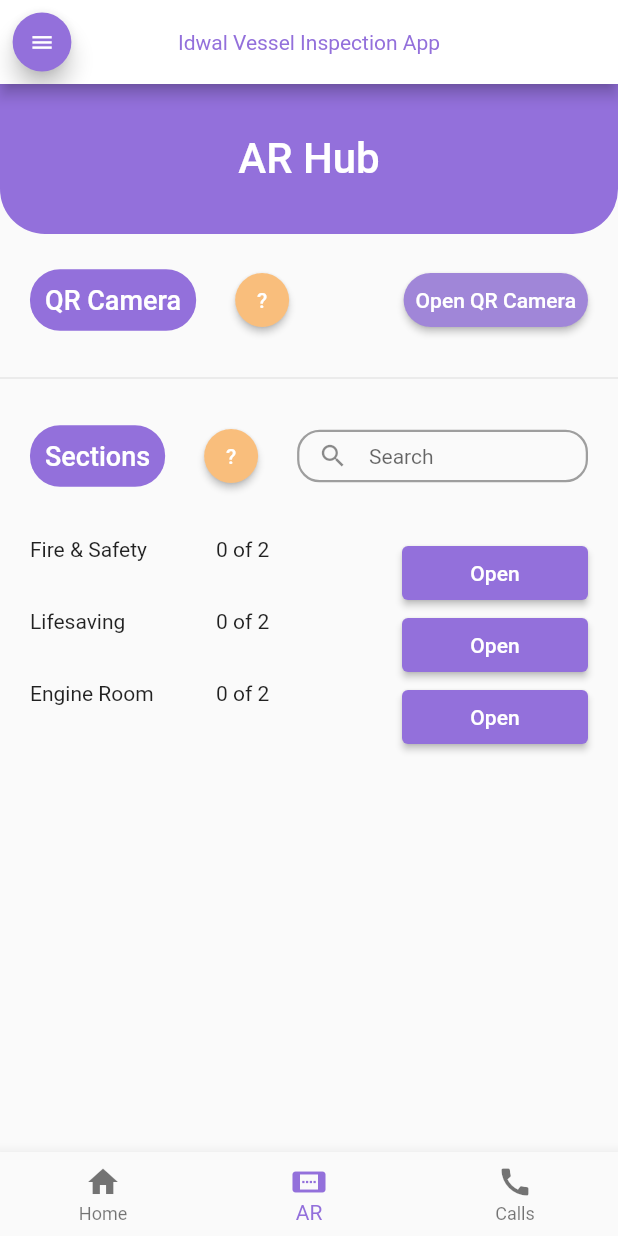
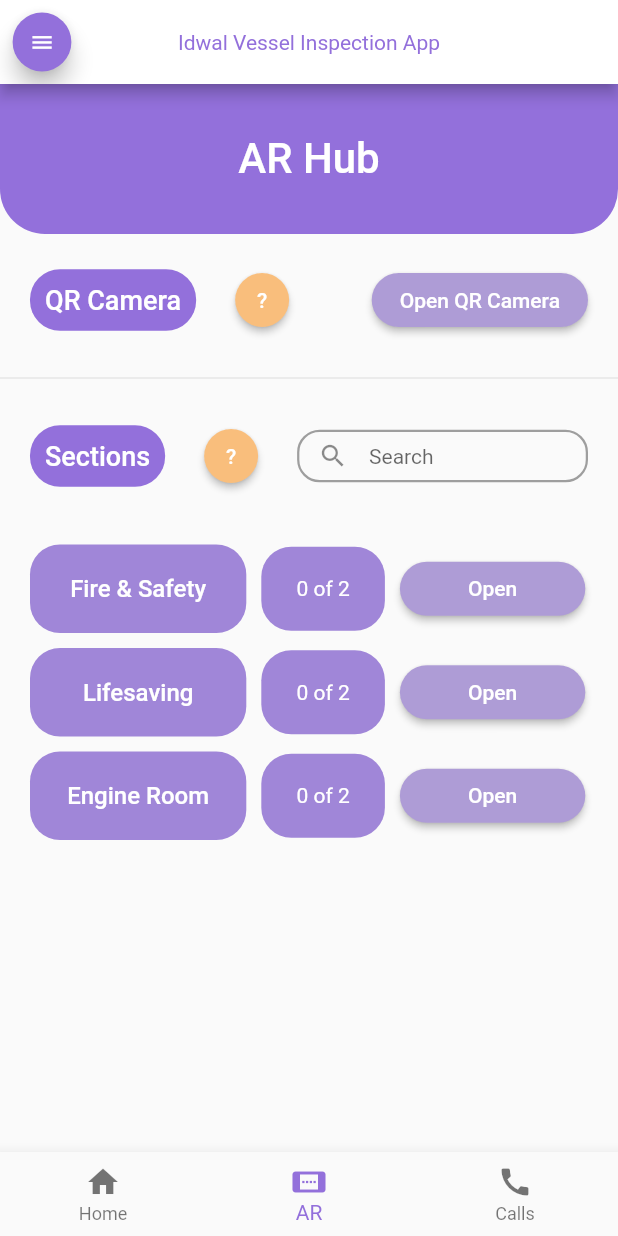
Before and after one commit to nathanbaitup/shipping-inspection-application, a Flutter app: the screen it shows after launch, item 2 of the bottom bar chosen, on a phone screen of 412 x 824 dp. Run offline on Flutter 3.47's test engine with Material 2 defaults, Android fonts, the phone set to English and light mode, and no system bars; our stand-ins replace camera, flutter_image_slideshow, percent_indicator, permission_handler, settings_ui; missing offline and left inert: agora_rtc_engine, arcore_flutter_plugin, perfect_volume_control, qr_code_scanner.

Commit message:
Added survey row widget with improved styling

```diff
--- a/lib/sectors/survey/survey_hub.dart
+++ b/lib/sectors/survey/survey_hub.dart
@@ -19,15 +19,6 @@
 }
 
 class _SurveyHubState extends State<SurveyHub> {
-  // Takes the user to the required survey section when pressing on an active survey.
-  void loadQuestion(String questionID) {
-    Navigator.push(
-      context,
-      MaterialPageRoute(
-        builder: (context) => SurveySection(questionID: questionID),
-      ),
-    );
-  }
 
   // Checks if camera permissions have been granted and takes the user to the QR
   // camera, updating the history page to allow for tracking.
@@ -53,7 +44,8 @@
     double screenWidth = MediaQuery.of(context).size.width;
     return Scaffold(
       resizeToAvoidBottomInset : false,
-      body: SafeArea(
+      body: SingleChildScrollView(
+        child: SafeArea(
           child: Center(
             child: Column(
               children: <Widget>[
@@ -117,10 +109,12 @@
 
                       const Spacer(),
 
-                    TextButton(
+                      SizedBox(
+                        width: screenWidth * 0.35,
+                        child: TextButton(
                           style: TextButton.styleFrom(
                             primary: Colors.white,
-                        backgroundColor: LightColors.sPurpleL,
+                            backgroundColor: LightColors.sPurpleLL,
                             elevation: 2,
                             shape: RoundedRectangleBorder(
                                 borderRadius: BorderRadius.circular(18.0)),
@@ -134,6 +128,7 @@
                             ),
                           ),
                           onPressed: () async => openCamera()
+                        ),
                       ),
                     ],
                   ),
@@ -211,62 +206,17 @@
                     left: 20,
                     right: 20,
                   ),
-                child: Table(
-                  children: [
-                    TableRow(
-                      children: [
-                        const Text(
-                          "Fire & Safety",
-                          textScaleFactor: 1,
-                        ),
-                        Text(
-                          "${questionBrain.getAnswerAmount("f&s")} of ${questionBrain.getQuestionAmount("f&s")}",
-                          textScaleFactor: 1,
-                        ),
-                        ElevatedButton(
-                          onPressed: () {
-                            loadQuestion('f&s');
-                          },
-                          child: const Text("Open"),
-                        ),
-                      ],
-                    ),
-                    TableRow(
-                      children: [
-                        const Text(
-                          "Lifesaving",
-                          textScaleFactor: 1,
-                        ),
-                        Text(
-                          "${questionBrain.getAnswerAmount("lifesaving")} of ${questionBrain.getQuestionAmount("lifesaving")}",
-                          textScaleFactor: 1,
-                        ),
-                        ElevatedButton(
-                          onPressed: () {
-                            loadQuestion('lifesaving');
-                          },
-                          child: const Text("Open"),
-                        ),
-                      ],
-                    ),
-                    TableRow(
-                      children: [
-                        const Text(
-                          "Engine Room",
-                          textScaleFactor: 1,
-                        ),
-                        Text(
-                          "${questionBrain.getAnswerAmount("engine")} of ${questionBrain.getQuestionAmount("engine")}",
-                          textScaleFactor: 1,
-                        ),
-                        ElevatedButton(
-                          onPressed: () {
-                            loadQuestion('engine');
-                          },
-                          child: const Text("Open"),
-                        ),
-                      ],
-                    ),
+                  child: Column(
+                    children: const [
+                      SurveySectionWidget(
+                          sectionName: "Fire & Safety",
+                          sectionMethod: "f&s"),
+                      SurveySectionWidget(
+                          sectionName: "Lifesaving",
+                          sectionMethod: "lifesaving"),
+                      SurveySectionWidget(
+                          sectionName: "Engine Room",
+                          sectionMethod: "engine"),
                     ],
                   ),
                 ),
@@ -274,6 +224,101 @@
             ),
           ),
         ),
+      )
     );
   }
 }
+
+// Takes the user to the required survey section when pressing on an active survey.
+void loadQuestion(BuildContext context, String questionID) {
+  Navigator.push(
+    context,
+    MaterialPageRoute(
+      builder: (context) => SurveySection(questionID: questionID),
+    ),
+  );
+}
+
+class SurveySectionWidget extends StatelessWidget {
+  const SurveySectionWidget({Key? key,
+    required this.sectionName,
+    required this.sectionMethod}) : super(key: key);
+
+  final String sectionName;
+  final String sectionMethod;
+
+
+  @override
+  Widget build(BuildContext context) {
+    final double screenSize = MediaQuery.of(context).size.width;
+    return Row(
+      children: [
+        Container(
+          width: screenSize * 0.35,
+          padding: const EdgeInsets.only(
+            top: 20,
+            bottom: 20,
+          ),
+          margin: const EdgeInsets.only(
+            top: 5,
+            bottom: 5,
+          ),
+          decoration: const BoxDecoration(
+            color: LightColors.sPurpleL,
+            borderRadius: BorderRadius.all(Radius.circular(20)),
+          ),
+          child: Center(
+            child: Text(sectionName,
+            style: const TextStyle(
+              color: Colors.white,
+              fontSize: 16,
+              fontWeight: FontWeight.w500,
+              ),
+            ),
+          )
+        ),
+        Container(
+          width: screenSize * 0.2,
+          padding: const EdgeInsets.only(
+            top: 20,
+            bottom: 20,
+          ),
+          margin: const EdgeInsets.only(
+            right: 10,
+            left: 10,
+          ),
+          decoration: const BoxDecoration(
+            color: LightColors.sPurpleL,
+            borderRadius: BorderRadius.all(Radius.circular(20)),
+          ),
+          child: Center(
+            child: Text(
+            "${questionBrain.getAnswerAmount(sectionMethod)} of ${questionBrain.getQuestionAmount(sectionMethod)}",
+            style: const TextStyle(
+              color: Colors.white,
+              fontSize: 14,
+              ),
+            ),
+          )
+        ),
+        SizedBox(
+          width: screenSize * 0.3,
+          child: TextButton(
+            style: TextButton.styleFrom(
+              primary: Colors.white,
+              backgroundColor: LightColors.sPurpleLL,
+              elevation: 2,
+              shape: RoundedRectangleBorder(
+                  borderRadius: BorderRadius.circular(20.0)),
+            ),
+            onPressed: () {
+              loadQuestion(context, sectionMethod);
+            },
+            child: const Text("Open"),
+          ),
+        )
+      ]
+    );
+  }
+
+}
```
Lines whose indentation alone changed are shown as unchanged.
